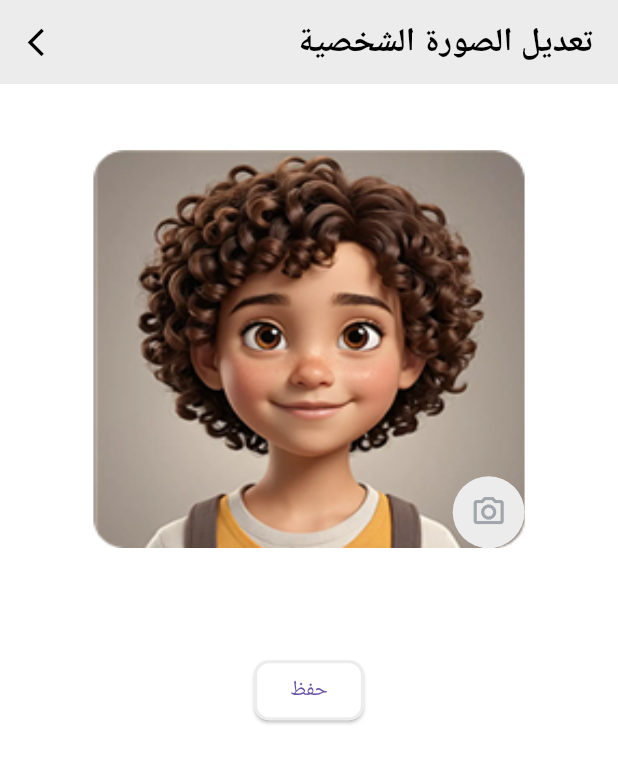
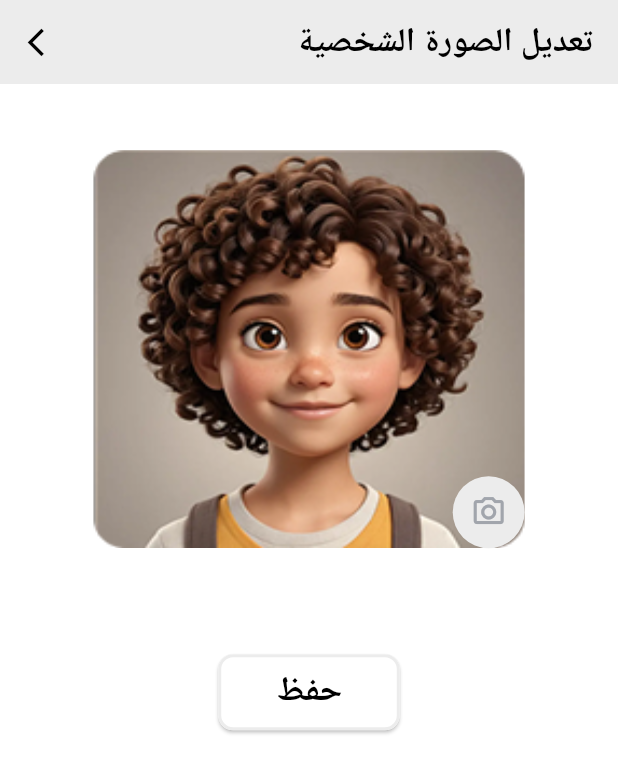
Before and after one commit to nouramer725/Dar-El-3loom-App, a Flutter app: the ProfilePictureWidget screen opened by its route, on a phone screen of 412 x 824 dp. Shown: the top 773 px of the screen. Run offline on Flutter 3.47's test engine with Material 3 defaults, Android fonts, the light colour scheme and no system bars; our stand-ins replace curved_navigation_bar, dio, fluttertoast, google_fonts, image_picker, shared_preferences; missing offline and left inert: flutter_inner_shadow; accounts and stored records are empty; Roboto replaces fonts that are missing (Castoro).

```diff
--- a/lib/BackendSetup Data/Api/api_service.dart
+++ b/lib/BackendSetup Data/Api/api_service.dart
@@ -25,7 +25,6 @@ class ApiService {
     print(response.data);
     return response.data;
   }
-
 
   Future<Map<String, dynamic>> updateStudentInfo(StudentModel student) async {
     FormData formData = FormData.fromMap({
@@ -65,7 +64,6 @@ class ApiService {
     return response.data;
   }
 
-
   Future<Map<String, dynamic>> login({
     required String code,
     required String password,
--- a/lib/home/tabs/profile/profile_tabs/profile_picture_widget.dart
+++ b/lib/home/tabs/profile/profile_tabs/profile_picture_widget.dart
@@ -79,6 +79,13 @@ class ProfilePictureWidget extends StatelessWidget {
               ),
               CustomElevatedButtonWidget(
                 text: "حفظ",
+                textStyle: AppText.boldText(
+                  color: AppColors.blackColor,
+                  fontSize: sp(25),
+                ),
+                padding: WidgetStateProperty.all(
+                  EdgeInsets.symmetric(horizontal: w(40), vertical: h(10)),
+                ),
                 colorContainer: AppColors.whiteColor,
                 onPressed: () {},
               ),
--- a/lib/widgets/custom_elevated_button_widget.dart
+++ b/lib/widgets/custom_elevated_button_widget.dart
@@ -10,6 +10,7 @@ class CustomElevatedButtonWidget extends StatelessWidget {
   Color sideColor;
   double sideWidth;
   Function()? onPressed;
+  WidgetStateProperty<EdgeInsetsGeometry?>? padding;
 
   CustomElevatedButtonWidget({
     required this.text,
@@ -18,6 +19,7 @@ class CustomElevatedButtonWidget extends StatelessWidget {
     this.sideWidth = 2,
     required this.colorContainer,
     this.onPressed,
+    this.padding,
     super.key,
   });
 
@@ -25,6 +27,7 @@ class CustomElevatedButtonWidget extends StatelessWidget {
   Widget build(BuildContext context) {
     return ElevatedButton(
       style: ButtonStyle(
+        padding: padding,
         backgroundColor: WidgetStateProperty.all(colorContainer),
         shape: WidgetStateProperty.all(
           RoundedRectangleBorder(
```
